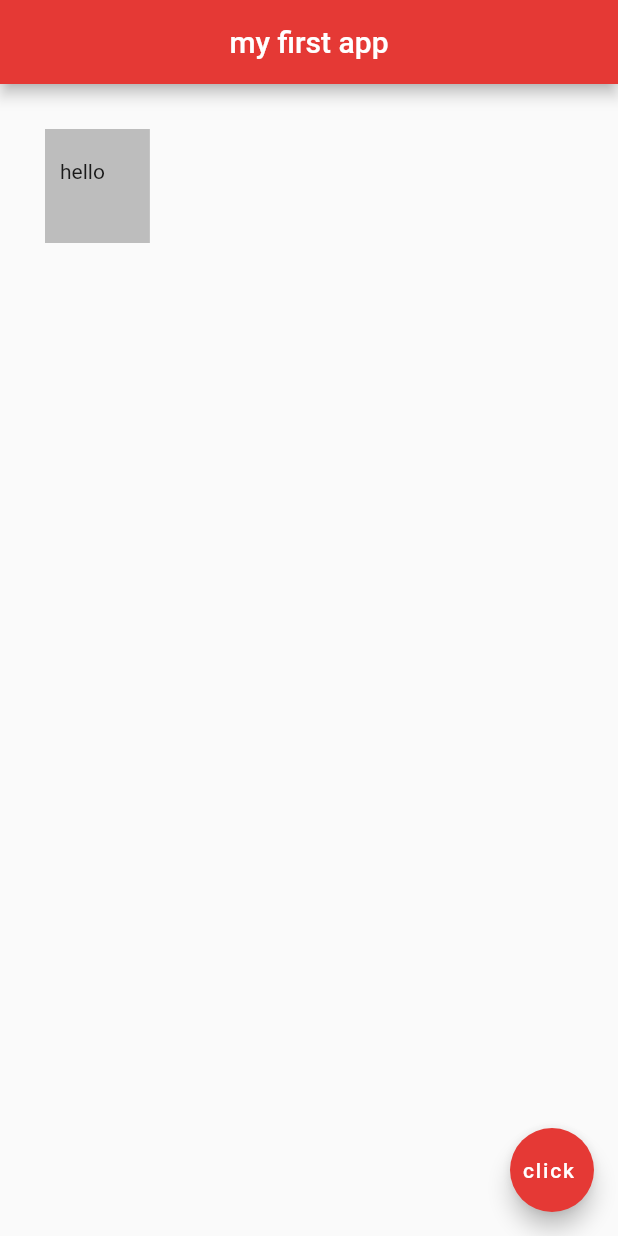
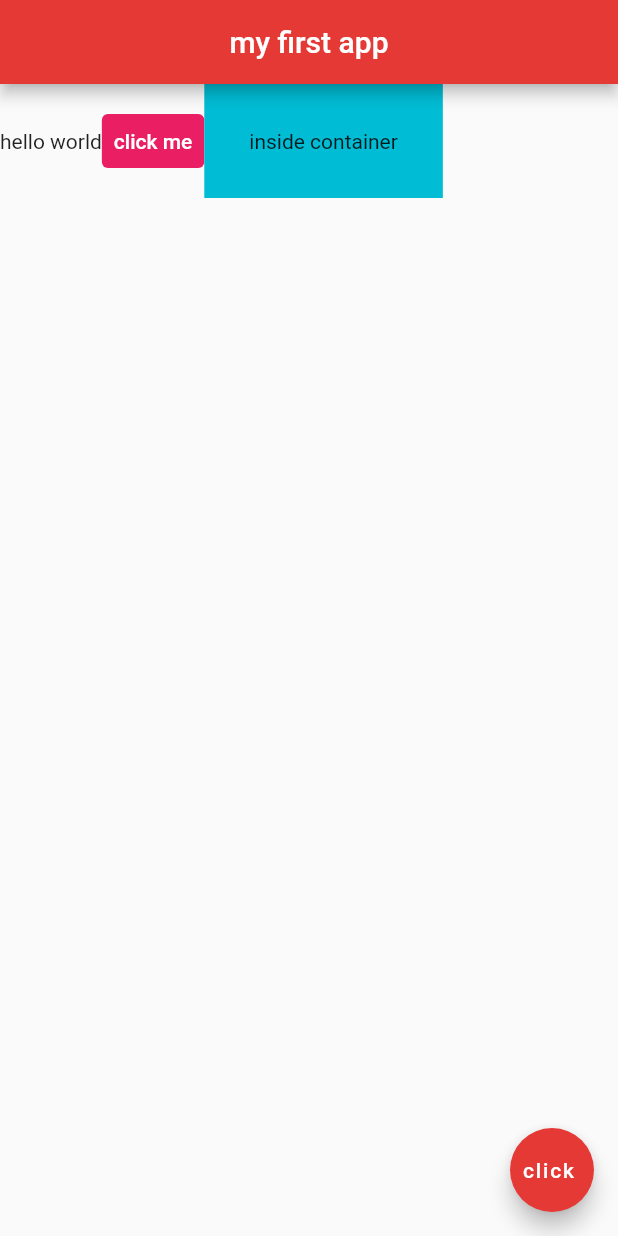
Before and after one commit to daniellekom/Flutter-dart-Practice, a Flutter app: the screen it shows after launch, on a phone screen of 412 x 824 dp. Run offline on Flutter 3.47's test engine with Material 2 defaults, Android fonts, the phone set to English and light mode, and no system bars.

Commit message:
pacticing rows

```diff
--- a/lib/main.dart
+++ b/lib/main.dart
@@ -15,12 +15,25 @@ class Home extends StatelessWidget {
         centerTitle: true,
         backgroundColor: Colors.red[600],
       ),
-      body: Container(
-        padding: const EdgeInsets.fromLTRB(10.0, 20.0, 30.0, 40.0),
-        margin: const EdgeInsets.all(30.0),
-        color: Colors.grey[400],
-        child:const Text('hello'),
-      ),
+      body: Row(
+        children:  [
+         const Text ('hello world'),
+          TextButton(
+            onPressed: (){},
+               style: TextButton.styleFrom(
+        backgroundColor: Colors.pink,
+        primary: Colors.white,
+               ),
+            child: const Text('click me')
+
+            ),
+            Container(
+              color: Colors.cyan,
+              padding: const EdgeInsets.all(30.0),
+              child:const Text('inside container')
+            )
+                   ],
+        ),
       floatingActionButton: FloatingActionButton(
         onPressed: () {},
         child: const Text('click '),
```
